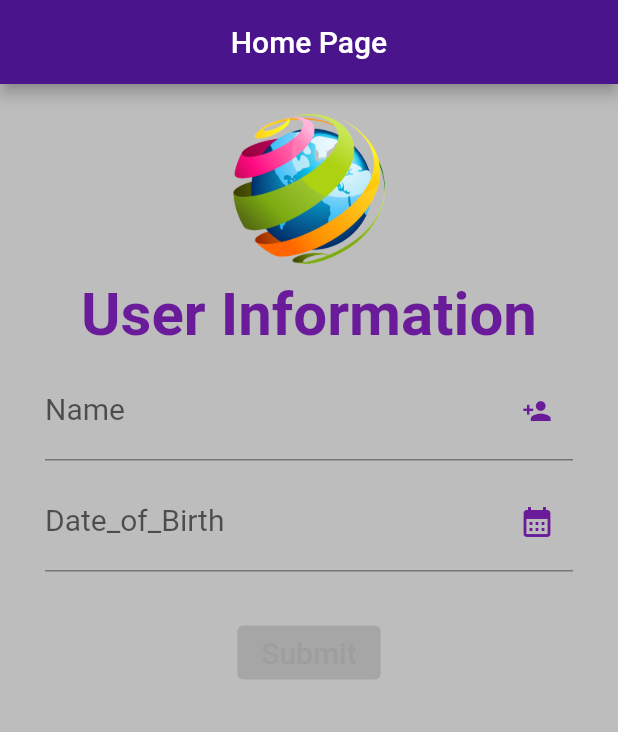
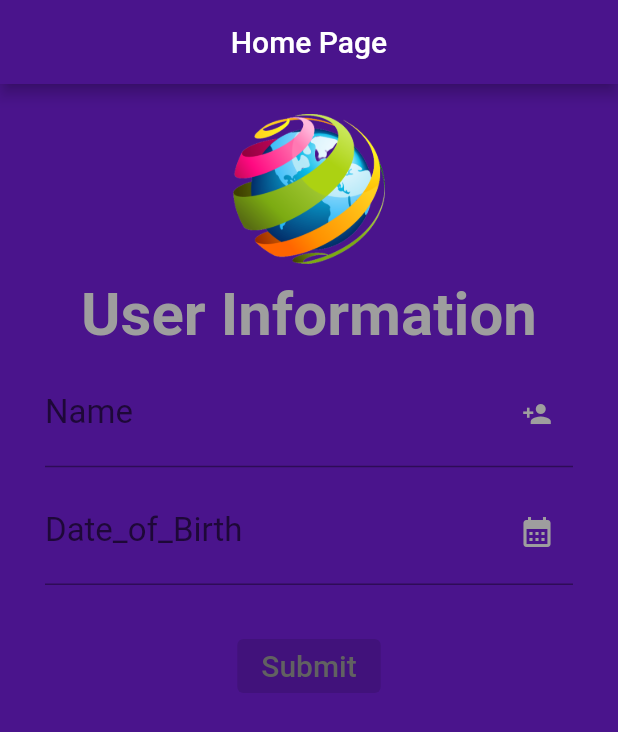
Before and after one commit to amina-min/-celloscope_flutter_demo, a Flutter app: the screen it shows after launch, on a phone screen of 412 x 824 dp. Shown: the top 732 px of the screen. Run offline on Flutter 3.47's test engine with Material 2 defaults, Android fonts, the phone set to English and light mode, and no system bars; our stand-ins replace animated_text_kit, flutter_spinkit.

```diff
--- a/lib/pages/home_page.dart
+++ b/lib/pages/home_page.dart
@@ -60,7 +60,7 @@ class _HomeState extends State<Home> {
   @override
   Widget build(BuildContext context) {
     return Scaffold(
-      backgroundColor: Colors.grey[400],
+      backgroundColor: Colors.purple[900],
         appBar: AppBar(
           title: Text('Home Page'),
           backgroundColor: Colors.purple[900],
@@ -84,19 +84,19 @@ class _HomeState extends State<Home> {
                     style: TextStyle(
                         fontSize: 40,
                         fontWeight: FontWeight.bold,
-                        color: Colors.purple[800]),
+                        color: Colors.grey),
                   ),
                 ),
                 Padding(
                   padding: const EdgeInsets.only(left: 30.0, right: 30, top: 8),
                   child: TextFormField(
                     controller: _nameController,
-                    style: TextStyle(color: Colors.purple[800], fontSize: 20.0),
+                    style: TextStyle(color: Colors.grey, fontSize: 22.0),
                     decoration: InputDecoration(
                       suffixIcon: Icon(
                         Icons.person_add,
                         size: 20.0,
-                        color: Colors.purple[800],
+                        color: Colors.grey,
                       ),
                       border: UnderlineInputBorder(),
                       labelText: "Name",
@@ -107,10 +107,10 @@ class _HomeState extends State<Home> {
                   padding: const EdgeInsets.only(left: 30.0, right: 30, top: 8),
                   child: TextFormField(
                     controller: _dateOfBirthController,
-                    style: TextStyle(color: Colors.purple[800], fontSize: 20.0),
+                    style: TextStyle(color: Colors.grey, fontSize: 22.0),
                     decoration: InputDecoration(
                         suffixIcon: IconButton(
-                          color: Colors.purple[800],
+                          color: Colors.grey,
                           icon: Icon(Icons.calendar_month),
                           onPressed: () {
                             selectDate(context);
@@ -132,11 +132,11 @@ class _HomeState extends State<Home> {
                             }
                           : null,
                       style: ElevatedButton.styleFrom(
-                        primary: Colors.purple[900], // Background color
+                        primary: Colors.amber[800], // Background color
                       ),
                       child: Text(
                         "Submit",
-                        style: TextStyle(fontSize: 20 , color: Colors.grey),
+                        style: TextStyle(fontSize: 20 , color: Colors.grey[700]),
                       )),
                 ),
               ],
--- a/lib/pages/loading_page.dart
+++ b/lib/pages/loading_page.dart
@@ -47,7 +47,7 @@ class _LoadingState extends State<Loading> {
                     fontWeight: FontWeight.w400),
                 child: AnimatedTextKit(
                   animatedTexts: [
-                    TypewriterAnimatedText('Welcome'),
+                    TypewriterAnimatedText('Welcome',textStyle: TextStyle(color: Colors.grey)),
                   ],
                   onTap: () {
                     print("Tap Event");
@@ -59,7 +59,7 @@ class _LoadingState extends State<Loading> {
               height: 20,
             ),
             CircularProgressIndicator(
-              valueColor: AlwaysStoppedAnimation<Color>(Colors.white),
+              valueColor: AlwaysStoppedAnimation<Color>(Colors.amber.shade800),
             )
           ],
         ),
```
Also changed, not shown: lib/pages/dashboard.dart (+6 -2 lines).
